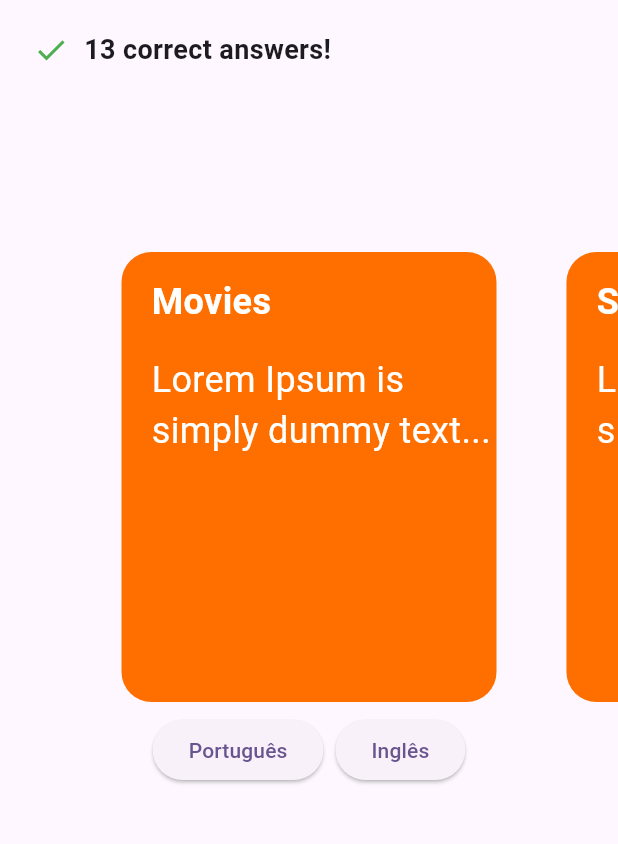
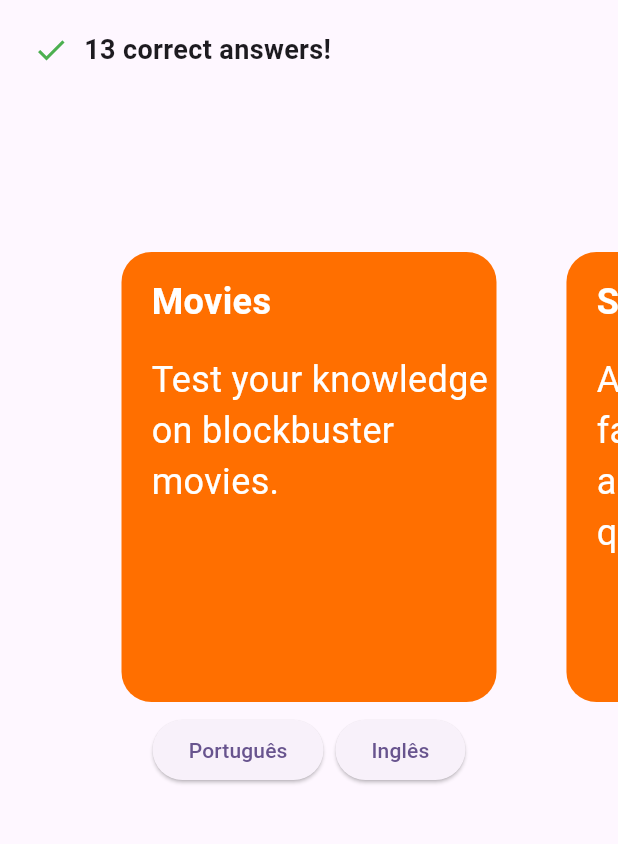
Before and after one commit to PedroGSantos/QuizApp, a Flutter app: the screen it shows after launch, on a phone screen of 412 x 824 dp, the part 141-985 px from its top. Run offline on Flutter 3.47's test engine with Material 2 defaults, Android fonts, the phone set to English and light mode, and no system bars; drawn by our look-alikes of carousel_slider; our stand-ins replace flutter_dotenv.

Commit message:
feat: add video game questions and internalizing

```diff
--- a/lib/l10n/intl_en.arb
+++ b/lib/l10n/intl_en.arb
@@ -3,5 +3,9 @@
   "welcomeMessage": "Welcome to Quiz-GPT",
   "answers": "{number} correct answers!",
   "movies": "Movies",
-  "sports": "Sports"
+  "sports": "Sports",
+  "games": "Video-Games",
+  "descriptin_movie": "Test your knowledge on blockbuster movies.",
+  "description_sports": "Are you a sports fan? Prove it by answering these questions!",
+  "description_games": "Think you're a gaming expert? Find out her!"
 }
--- a/lib/l10n/intl_pt.arb
+++ b/lib/l10n/intl_pt.arb
@@ -3,5 +3,8 @@
   "welcomeMessage": "Bem-vindo ao Quiz-GPT",
   "answers": "{number} respostas corretas!",
   "movies": "Filmes",
-  "sports": "Esportes"
+  "sports": "Esportes",
+  "descriptin_movie": "Teste seus conhecimentos sobre os grandes sucessos do cinema!",
+  "description_sports": "Você é um fã de esportes? Prove respondendo a estas perguntas!",
+  "description_games": "Será que você é um expert em jogos eletrônicos? Descubra aqui!"
 }
--- a/lib/pages/home.dart
+++ b/lib/pages/home.dart
@@ -96,11 +96,11 @@ class _HomeState extends State<Home> {
                         ),
                       ),
                       const SizedBox(height: 10),
-                      const Padding(
-                        padding: EdgeInsets.only(left: 20.0, top: 8.0),
+                      Padding(
+                        padding: const EdgeInsets.only(left: 20.0, top: 8.0),
                         child: Text(
-                          'Lorem Ipsum is simply dummy text...',
-                          style: TextStyle(
+                          localizations.descriptin_movie,
+                          style: const TextStyle(
                             fontSize: 24,
                             color: Color(0xFFFFFFFF),
                           ),
@@ -139,11 +139,54 @@ class _HomeState extends State<Home> {
                         ),
                       ),
                       const SizedBox(height: 10),
-                      const Padding(
-                        padding: EdgeInsets.only(left: 20.0, top: 8.0),
+                      Padding(
+                        padding: const EdgeInsets.only(left: 20.0, top: 8.0),
                         child: Text(
-                          'Lorem Ipsum is simply dummy text...',
-                          style: TextStyle(
+                          localizations.description_sports,
+                          style: const TextStyle(
+                            fontSize: 24,
+                            color: Color(0xFFFFFFFF),
+                          ),
+                        ),
+                      ),
+                    ],
+                  ),
+                ),
+              ),
+              GestureDetector(
+                onTap: () {
+                  Navigator.push(
+                    context,
+                    MaterialPageRoute(builder: (context) => const Question()),
+                  );
+                },
+                child: Container(
+                  width: 250,
+                  decoration: BoxDecoration(
+                    color: const Color(0xFFFF6F00),
+                    borderRadius: BorderRadius.circular(20),
+                  ),
+                  child: Column(
+                    mainAxisAlignment: MainAxisAlignment.start,
+                    crossAxisAlignment: CrossAxisAlignment.start,
+                    children: [
+                      Padding(
+                        padding: const EdgeInsets.only(left: 20.0, top: 16.0),
+                        child: Text(
+                          localizations.games,
+                          style: const TextStyle(
+                            fontSize: 24,
+                            fontWeight: FontWeight.bold,
+                            color: Color(0xFFFFFFFF),
+                          ),
+                        ),
+                      ),
+                      const SizedBox(height: 10),
+                      Padding(
+                        padding: const EdgeInsets.only(left: 20.0, top: 8.0),
+                        child: Text(
+                          localizations.description_games,
+                          style: const TextStyle(
                             fontSize: 24,
                             color: Color(0xFFFFFFFF),
                           ),
```
Also changed, not shown: lib/generated/intl/messages_en.dart, lib/generated/intl/messages_pt.dart, lib/generated/l10n.dart, 2 other files.
